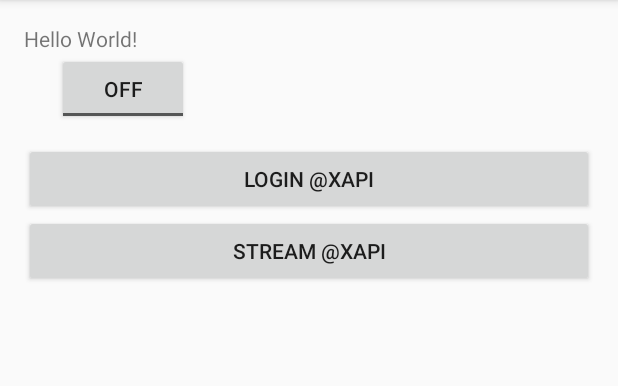
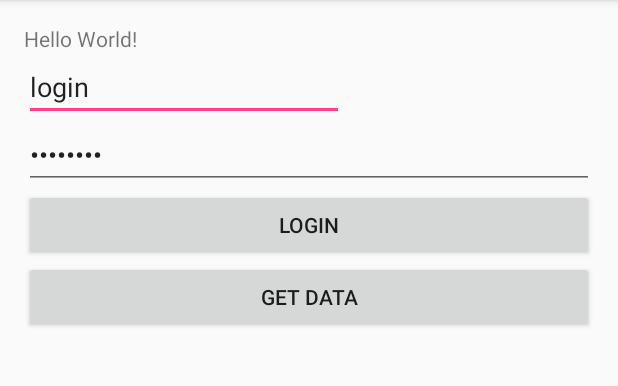
Before and after one commit to Hortensie/AI_Trader, an Android app: the screen it shows after launch (MainActivity), on a phone screen of 412 x 824 dp, the part 84-470 px from its top. Run offline under Robolectric (Android 15) with nearby library versions, the phone set to English and light mode, and no system bars; libraries missing offline, so code that uses them is left out: pro.xstore.api; 2 statements that could not run were skipped.

Commit message:
GUI Login/Password support for xAPI was added

```diff
--- a/app/src/main/java/com/vaadin/polymer/demo/client/sampler/ai_trader/MainActivity.java
+++ b/app/src/main/java/com/vaadin/polymer/demo/client/sampler/ai_trader/MainActivity.java
@@ -8,45 +8,19 @@ import android.view.View;
 import android.widget.Button;
 import android.widget.EditText;
 import android.widget.TextView;
-import android.widget.Toast;
 
-import com.google.firebase.database.DatabaseReference;
-import com.google.firebase.database.FirebaseDatabase;
-import com.google.gson.Gson;
+import static pro.xstore.api.message.codes.PERIOD_CODE.PERIOD_D1;
 
-import java.io.IOException;
-import java.net.Socket;
-import java.net.URL;
-import java.net.UnknownHostException;
-
-import pro.xstore.api.message.command.APICommandFactory;
-import pro.xstore.api.message.error.APICommandConstructionException;
-import pro.xstore.api.message.error.APICommunicationException;
-import pro.xstore.api.message.error.APIReplyParseException;
-import pro.xstore.api.message.records.SymbolRecord;
-import pro.xstore.api.message.response.APIErrorResponse;
-import pro.xstore.api.message.response.AllSymbolsResponse;
-import pro.xstore.api.message.response.LoginResponse;
-import pro.xstore.api.sync.Credentials;
-import pro.xstore.api.sync.ServerData;
-import pro.xstore.api.sync.SyncAPIConnector;
 
 public class MainActivity extends AppCompatActivity implements View.OnClickListener {
 
-
-   // FirebaseDb myDB=new FirebaseDb();
-    //FirebaseDatabase firebaseDatabase = FirebaseDatabase.getInstance();
-   // DatabaseReference databaseReference = firebaseDatabase.getReference();
-    //final String API ="https://www.bitmarket.pl/graphs/BTCPLN/1y.json";
-    //final String API ="http://dev.superman-academy.com/api.php";
-    //final String API ="https://www.bitmarket.pl/json/BTCPLN/ticker.json";
+    EditText inputLogin, inputPassword;
+    xApiLogin xApiLogin;
 
     // Used to load the 'native-lib' library on application startup.
     static {
         System.loadLibrary("native-lib");
     }
-
-
 
 
     @Override
@@ -59,15 +33,15 @@ public class MainActivity extends AppCompatActivity implements View.OnClickListe
         tv.setText(stringFromJNI());
 
         Button buttonLogin = (Button) findViewById(R.id.buttonLogin);
-        Button loginStream = (Button) findViewById(R.id.buttonStream);
+        Button buttonStream = (Button) findViewById(R.id.buttonStream);
+        inputLogin = (EditText) findViewById(R.id.editTextLogin);
+        inputPassword = (EditText) findViewById(R.id.editTextPassword);
+
         buttonLogin.setOnClickListener(this);
-        //EditText dateInput = (EditText) findViewById(R.id.e);
-        EditText timeInput = (EditText) findViewById(R.id.editTextTime);
-       // EditText symbolInput = (EditText) findViewById(R.id.editTextSymbol);
-        //StrictMode.ThreadPolicy policy = new StrictMode.ThreadPolicy.Builder().permitAll().build();
-       // StrictMode.setThreadPolicy(policy);
+        buttonStream.setOnClickListener(this);
 
-
+        StrictMode.ThreadPolicy policy = new StrictMode.ThreadPolicy.Builder().permitAll().build();
+        StrictMode.setThreadPolicy(policy);
     }
 
 
@@ -80,11 +54,22 @@ public class MainActivity extends AppCompatActivity implements View.OnClickListe
     @Override
     public void onClick(View view) {
 
-        //call AsyncTask in order to login and retrieve data from xAPI and then save it @Firebase Database
-        new xApiTradingLoader().execute();
+        switch (view.getId()) {
+
+            case R.id.buttonLogin:
+                //call AsyncTask in order to login and retrieve data from xAPI and then save it @Firebase Database
+                long login = Long.parseLong(inputLogin.getText().toString());
+                xApiLogin = new xApiLogin(getApplicationContext());
+                xApiLogin.xApiLoginToServer(login, inputPassword.getText().toString());
+                break;
+            case R.id.buttonStream:
+                new xApiTradingLoader(xApiLogin.getGlobalSyncs(),"EURUSD",PERIOD_D1,1451660400000L,1483196400000L).execute();
+                break;
+            default:
+                Log.d("error","Buttons are not working");
+                break;
+        }
     }
 
-    public void streamLoader(View view) {
-        new xApiTradingLoader().execute();
-    }
+
 }
--- a/app/src/main/res/layout/activity_main.xml
+++ b/app/src/main/res/layout/activity_main.xml
@@ -1,5 +1,5 @@
 <?xml version="1.0" encoding="utf-8"?>
-<RelativeLayout xmlns:android="http://schemas.android.com/apk/res/android"
+<LinearLayout xmlns:android="http://schemas.android.com/apk/res/android"
     xmlns:tools="http://schemas.android.com/tools"
     android:id="@+id/activity_main"
     android:layout_width="match_parent"
@@ -17,33 +17,38 @@
         android:layout_height="wrap_content"
         android:text="Hello World!" />
 
+    <EditText
+        android:layout_width="wrap_content"
+        android:layout_height="wrap_content"
+        android:text="@string/login_xapi"
+        android:ems="10"
+        android:id="@+id/editTextLogin"
+        android:inputType="number"
+        tools:text="10073026"
+        android:hint="@string/login_hint"/>
+
+    <EditText
+        android:layout_width="match_parent"
+        android:layout_height="wrap_content"
+        android:inputType="textPassword"
+        android:text="@string/password_xapi"
+        android:ems="10"
+        android:id="@+id/editTextPassword"
+        tools:text="devil666"
+        android:hint="@string/password_hint" />
+
     <Button
-        android:text="Stream @xAPI"
+        android:text="@string/login_xapi"
+        android:layout_width="match_parent"
+        android:layout_height="wrap_content"
+        android:id="@+id/buttonLogin"
+        />
+
+    <Button
+        android:text="@string/load_historical_financial_data"
         android:layout_width="match_parent"
         android:layout_height="wrap_content"
         android:id="@+id/buttonStream"
-        android:layout_below="@+id/buttonLogin"
-        android:layout_alignParentStart="true"
-        android:onClick="streamLoader"/>
+       />
 
-    <Button
-        android:text="Login @xAPI"
-        android:layout_width="match_parent"
-        android:layout_height="wrap_content"
-        android:id="@+id/buttonLogin"
-        android:layout_alignTop="@+id/editTextTime"
-        android:layout_toEndOf="@+id/login_output"
-        android:layout_marginTop="79dp" />
-
-    <ToggleButton
-        android:text="SelectTime"
-        android:layout_width="wrap_content"
-        android:layout_height="wrap_content"
-        android:layout_marginStart="22dp"
-        android:id="@+id/toggleButton"
-        android:layout_below="@+id/sample_text"
-        android:layout_toEndOf="@+id/login_output"
-        android:checked="false"
-        android:fontFamily="sans-serif-medium" />
-
-</RelativeLayout>
+</LinearLayout>
--- /dev/null
+++ b/app/src/main/res/values-w820dp/strings.xml
@@ -0,0 +1,11 @@
+<?xml version="1.0" encoding="utf-8"?>
+<resources>
+    <string name="app_name">AI_Trader</string>
+    <string name="capital_on">time selected</string>
+    <string name="capital_off">time not selected</string>
+    <string name="login_xapi">login</string>
+    <string name="load_historical_financial_data">Get Data</string>
+    <string name="password_xapi">password</string>
+    <string name="login_hint">please enter login</string>
+    <string name="password_hint">please enter password</string>
+</resources>
--- a/app/src/main/res/values/strings.xml
+++ b/app/src/main/res/values/strings.xml
@@ -2,4 +2,9 @@
     <string name="app_name">AI_Trader</string>
     <string name="capital_on">time selected</string>
     <string name="capital_off">time not selected</string>
+    <string name="login_xapi">login</string>
+    <string name="load_historical_financial_data">Get Data</string>
+    <string name="password_xapi">password</string>
+    <string name="login_hint">please enter login</string>
+    <string name="password_hint">please enter password</string>
 </resources>
```
Also changed, not shown: app/build.gradle (+2 -6 lines), app/src/main/java/com/vaadin/polymer/demo/client/sampler/ai_trader/ApiTradingLoader.java (+5 -49 lines), app/src/main/java/com/vaadin/polymer/demo/client/sampler/ai_trader/xApiInputs.java (added, +19 -0 lines), app/src/main/java/com/vaadin/polymer/demo/client/sampler/ai_trader/xApiLogin.java (added, +76 -0 lines), app/src/main/java/com/vaadin/polymer/demo/client/sampler/ai_trader/xApiTradingLoader.java (+31 -75 lines).
